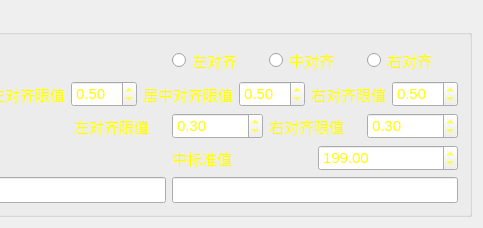
First picture: the form in ResultSetting.ui, repository mahy616/guoxuan, before the edit; both pictures show x 760 to 1243 and y 0 to 228 of the 1243 by 228 pixel window.
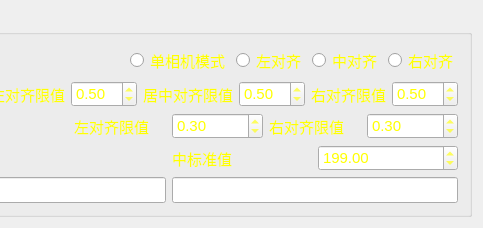
Second picture: the form after the edit.

```diff
--- a/ResultSetting.ui
+++ b/ResultSetting.ui
@@ -237,6 +237,13 @@
         </item>
         <item>
          <layout class="QHBoxLayout" name="horizontalLayout_4">
+          <item>
+           <widget class="QRadioButton" name="radioButton">
+            <property name="text">
+             <string>单相机模式</string>
+            </property>
+           </widget>
+          </item>
           <item>
            <widget class="QRadioButton" name="radioButton_left">
             <property name="text">
```
